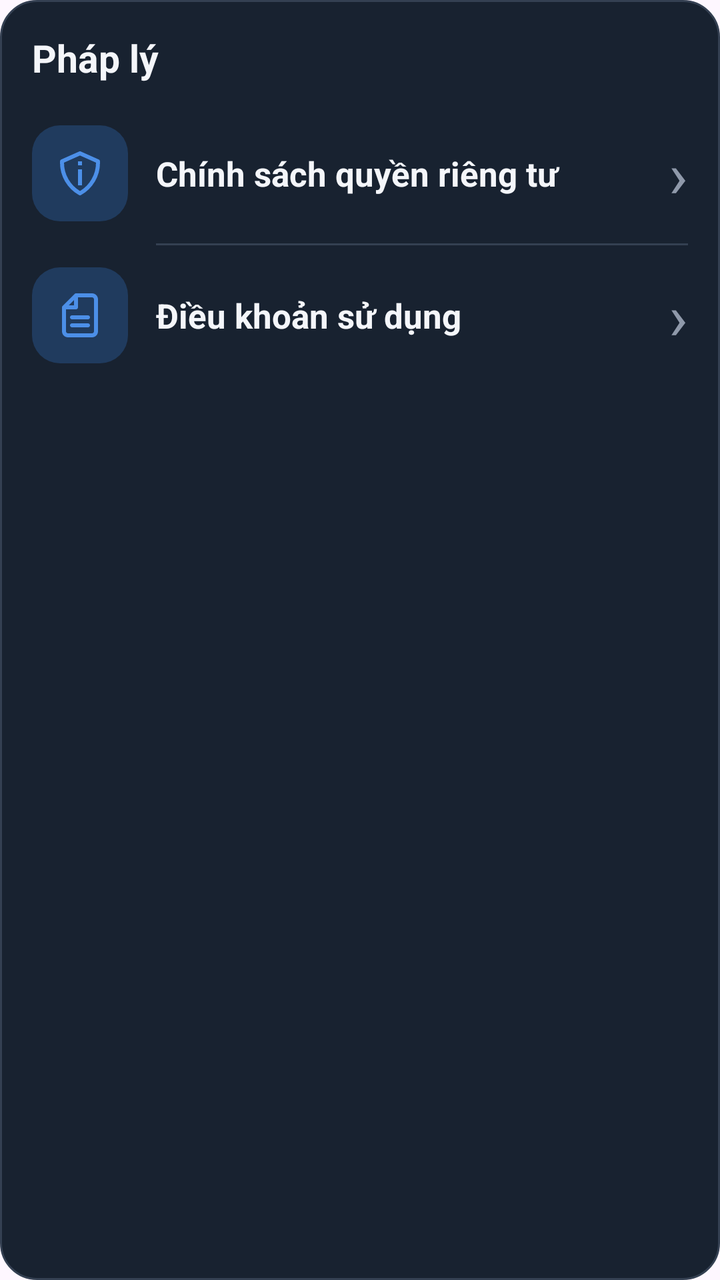
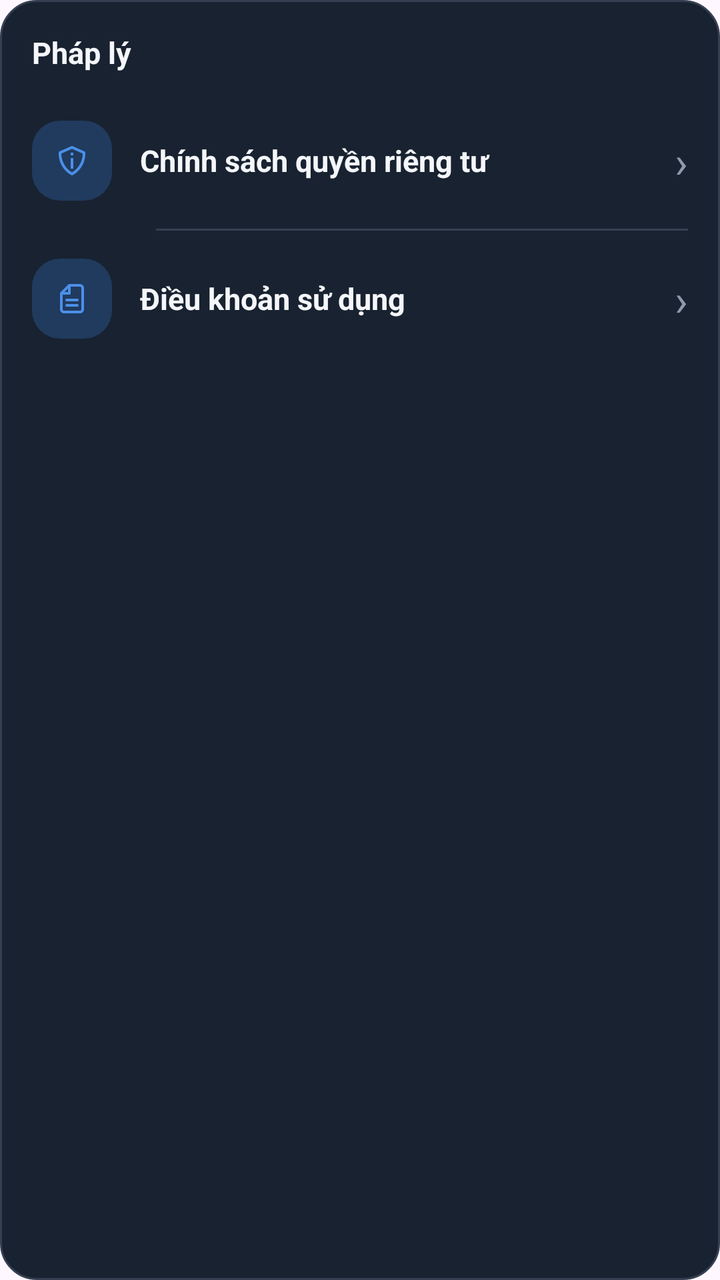

Before-and-after screenshots of an Android layout around one commit, followed by the original layout XML and the change that was made.
<!-- AndroidManifest.xml: application theme Theme.Kenglish -->
<!-- res/layout/canhan_phaply.xml -->
<?xml version="1.0" encoding="utf-8"?>
<LinearLayout xmlns:android="http://schemas.android.com/apk/res/android"
    android:layout_width="match_parent"
    android:layout_height="wrap_content"
    xmlns:app="http://schemas.android.com/apk/res-auto"
    android:layout_marginBottom="16dp"
    android:background="@drawable/nen_canhan_card"
    android:orientation="vertical"
    android:padding="16dp">


    
    <TextView
        android:layout_width="wrap_content"
        android:layout_height="wrap_content"
        android:text="Pháp lý"
        android:textColor="#F4F6FA"
        android:textSize="19sp"
        android:textStyle="bold" />


    
    <LinearLayout
        android:id="@+id/card_chinh_sach_quyen_rieng_tu"
        android:layout_width="match_parent"
        android:layout_height="70dp"
        android:layout_marginTop="10dp"
        android:clickable="true"
        android:focusable="true"
        android:gravity="center_vertical"
        android:orientation="horizontal">

        <ImageView
            android:layout_width="48dp"
            android:layout_height="48dp"
            android:background="@drawable/nen_icon_xanhnhat"
            android:gravity="center"
            android:padding="12dp"
            android:src="@drawable/ic_quyenriengtu"
            app:tint="#4C8FE8" />

        <TextView
            android:layout_width="0dp"
            android:layout_height="wrap_content"
            android:layout_marginStart="14dp"
            android:layout_weight="1"
            android:text="Chính sách quyền riêng tư"
            android:textColor="#F4F6FA"
            android:textSize="17sp"
            android:textStyle="bold" />

        <TextView
            android:layout_width="wrap_content"
            android:layout_height="wrap_content"
            android:text="›"
            android:textColor="#8F99AA"
            android:textSize="32sp" />

    </LinearLayout>


    
    <View
        android:layout_width="match_parent"
        android:layout_height="1dp"
        android:layout_marginStart="62dp"
        android:background="#344052" />


    
    <LinearLayout
        android:id="@+id/card_dieu_khoan_su_dung"
        android:layout_width="match_parent"
        android:layout_height="70dp"
        android:clickable="true"
        android:focusable="true"
        android:gravity="center_vertical"
        android:orientation="horizontal">

        <ImageView
            android:layout_width="48dp"
            android:layout_height="48dp"
            android:background="@drawable/nen_icon_xanhnhat"
            android:gravity="center"
            android:padding="12dp"
            android:src="@drawable/ic_tailieu"
            app:tint="#4C8FE8" />

        <TextView
            android:layout_width="0dp"
            android:layout_height="wrap_content"
            android:layout_marginStart="14dp"
            android:layout_weight="1"
            android:text="Điều khoản sử dụng"
            android:textColor="#F4F6FA"
            android:textSize="17sp"
            android:textStyle="bold" />

        <TextView
            android:layout_width="wrap_content"
            android:layout_height="wrap_content"
            android:text="›"
            android:textColor="#8F99AA"
            android:textSize="32sp" />

    </LinearLayout>

</LinearLayout>
<!-- resources referenced by this layout -->
<resources>
  <!-- drawable ic_quyenriengtu (drawable) -->
  <vector xmlns:android="http://schemas.android.com/apk/res/android"
      android:width="800dp"
      android:height="800dp"
      android:viewportWidth="24"
      android:viewportHeight="24">
    <path
        android:pathData="M21.406,5.086l-9,-4a1,1 0,0 0,-0.812 0l-9,4A1,1 0,0 0,2 6v0.7a18.507,18.507 0,0 0,9.515 16.17,1 1,0 0,0 0.97,0A18.507,18.507 0,0 0,22 6.7L22,6A1,1 0,0 0,21.406 5.086ZM20,6.7a16.507,16.507 0,0 1,-8 14.141A16.507,16.507 0,0 1,4 6.7L4,6.65l8,-3.556L20,6.65ZM11,10h2v8L11,18ZM11,6h2L13,8L11,8Z"
        android:fillColor="#000000"/>
  </vector>
  <!-- drawable ic_tailieu (drawable) -->
  <vector xmlns:android="http://schemas.android.com/apk/res/android"
      android:width="800dp"
      android:height="800dp"
      android:viewportWidth="24"
      android:viewportHeight="24">
    <path
        android:pathData="M9.293,1.293C9.48,1.105 9.735,1 10,1H18C19.657,1 21,2.343 21,4V20C21,21.657 19.657,23 18,23H6C4.343,23 3,21.657 3,20V8C3,7.735 3.105,7.48 3.293,7.293L9.293,1.293ZM18,3H11V8C11,8.552 10.552,9 10,9H5V20C5,20.552 5.448,21 6,21H18C18.552,21 19,20.552 19,20V4C19,3.448 18.552,3 18,3ZM6.414,7H9V4.414L6.414,7ZM7,13C7,12.448 7.448,12 8,12H16C16.552,12 17,12.448 17,13C17,13.552 16.552,14 16,14H8C7.448,14 7,13.552 7,13ZM7,17C7,16.448 7.448,16 8,16H16C16.552,16 17,16.448 17,17C17,17.552 16.552,18 16,18H8C7.448,18 7,17.552 7,17Z"
        android:fillColor="#000000"
        android:fillType="evenOdd"/>
  </vector>
  <!-- drawable nen_canhan_card (drawable) -->
  <?xml version="1.0" encoding="utf-8"?>
  <shape
      xmlns:android="http://schemas.android.com/apk/res/android"
      android:shape="rectangle">
  
      <solid android:color="#182230" />
  
      <stroke
          android:width="1dp"
          android:color="#344052" />
  
      <corners android:radius="18dp" />
  
  </shape>
  <!-- drawable nen_icon_xanhnhat (drawable) -->
  <?xml version="1.0" encoding="utf-8"?>
  <shape xmlns:android="http://schemas.android.com/apk/res/android"
      android:shape="rectangle">
  
      <solid android:color="#203B5E" />
  
      <corners android:radius="14dp" />
  
  </shape>
  <style name="Theme.Kenglish" parent="Base.Theme.Kenglish" />
  <style name="Base.Theme.Kenglish" parent="Theme.Material3.DayNight.NoActionBar">
          
          
      </style>
</resources>

<!-- the commit's change to res/layout/canhan_phaply.xml (unified diff, before → after) -->
@@ -15,7 +15,7 @@
         android:layout_height="wrap_content"
         android:text="Pháp lý"
         android:textColor="#F4F6FA"
-        android:textSize="19sp"
+        android:textSize="15sp"
         android:textStyle="bold" />
 
 
@@ -23,7 +23,7 @@
     <LinearLayout
         android:id="@+id/card_chinh_sach_quyen_rieng_tu"
         android:layout_width="match_parent"
-        android:layout_height="70dp"
+        android:layout_height="68dp"
         android:layout_marginTop="10dp"
         android:clickable="true"
         android:focusable="true"
@@ -31,8 +31,8 @@
         android:orientation="horizontal">
 
         <ImageView
-            android:layout_width="48dp"
-            android:layout_height="48dp"
+            android:layout_width="40dp"
+            android:layout_height="40dp"
             android:background="@drawable/nen_icon_xanhnhat"
             android:gravity="center"
             android:padding="12dp"
@@ -46,7 +46,7 @@
             android:layout_weight="1"
             android:text="Chính sách quyền riêng tư"
             android:textColor="#F4F6FA"
-            android:textSize="17sp"
+            android:textSize="15sp"
             android:textStyle="bold" />
 
         <TextView
@@ -54,7 +54,7 @@
             android:layout_height="wrap_content"
             android:text="›"
             android:textColor="#8F99AA"
-            android:textSize="32sp" />
+            android:textSize="22sp" />
 
     </LinearLayout>
 
@@ -71,15 +71,15 @@
     <LinearLayout
         android:id="@+id/card_dieu_khoan_su_dung"
         android:layout_width="match_parent"
-        android:layout_height="70dp"
+        android:layout_height="68dp"
         android:clickable="true"
         android:focusable="true"
         android:gravity="center_vertical"
         android:orientation="horizontal">
 
         <ImageView
-            android:layout_width="48dp"
-            android:layout_height="48dp"
+            android:layout_width="40dp"
+            android:layout_height="40dp"
             android:background="@drawable/nen_icon_xanhnhat"
             android:gravity="center"
             android:padding="12dp"
@@ -93,7 +93,7 @@
             android:layout_weight="1"
             android:text="Điều khoản sử dụng"
             android:textColor="#F4F6FA"
-            android:textSize="17sp"
+            android:textSize="15sp"
             android:textStyle="bold" />
 
         <TextView
@@ -101,7 +101,7 @@
             android:layout_height="wrap_content"
             android:text="›"
             android:textColor="#8F99AA"
-            android:textSize="32sp" />
+            android:textSize="22sp" />
 
     </LinearLayout>
 
